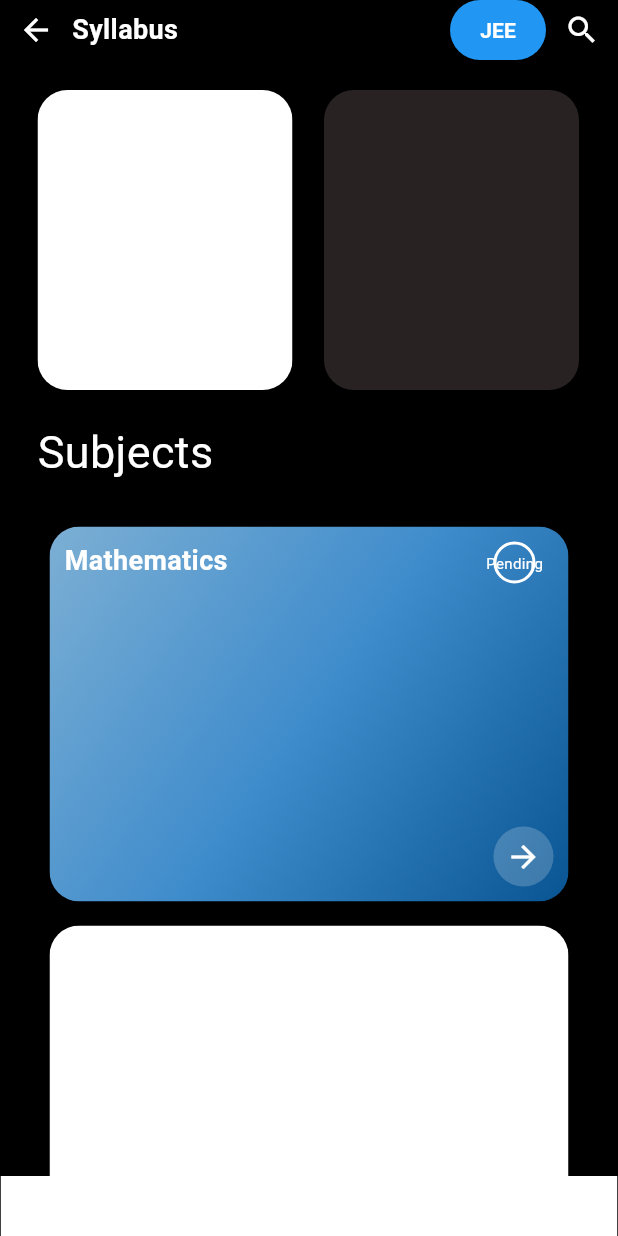
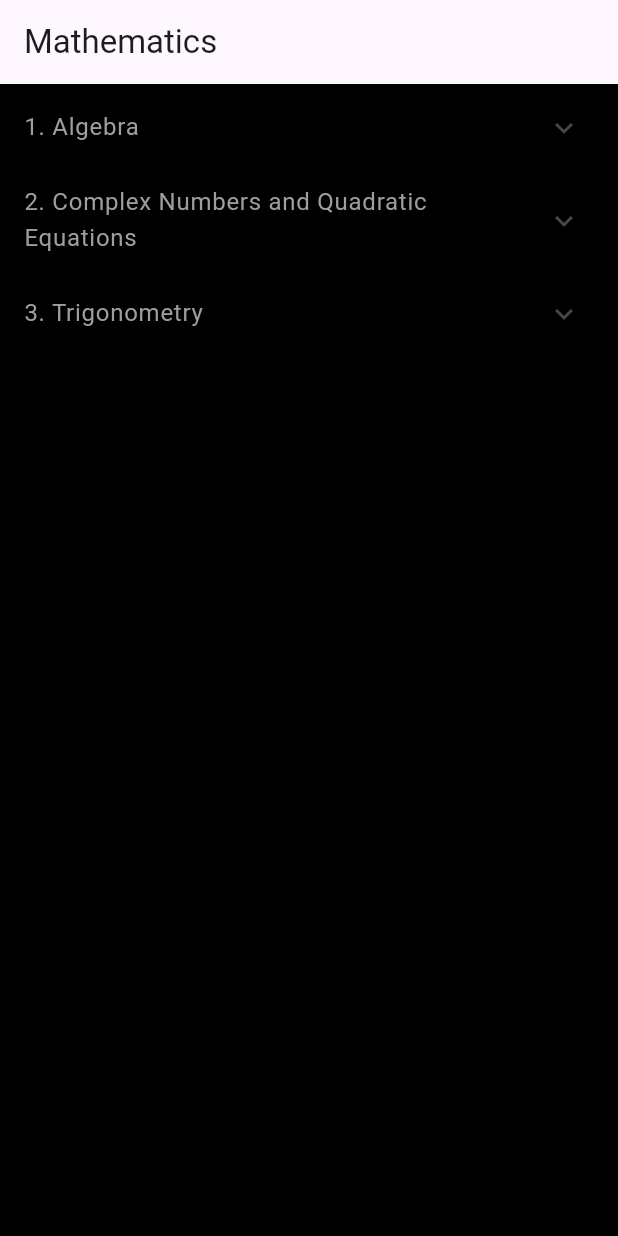
Before and after one commit to AKP2009/taskapp, a Flutter app: the screen it shows after launch, on a phone screen of 412 x 824 dp. Run offline on Flutter 3.47's test engine with Material 3 defaults, Android fonts, the phone set to English and light mode, and no system bars.

Commit message:
Specifc subject page

```diff
--- a/lib/home.dart
+++ b/lib/home.dart
@@ -1,16 +1,11 @@
-import 'dart:ui';
 import 'package:flutter/material.dart';
-import 'package:flutter/rendering.dart';
-import 'package:flutter/widgets.dart';
 
 class Homepage extends StatelessWidget {
   const Homepage({super.key});
 
   @override
   Widget build(context) {
-    return MaterialApp(
-      debugShowCheckedModeBanner: false,
-      home: Scaffold(
+    return Scaffold(
       backgroundColor: Colors.black,
       body: SafeArea(
         child: Column(
@@ -67,7 +62,8 @@ class Homepage extends StatelessWidget {
                   padding: const EdgeInsets.symmetric(horizontal: 25),
                   child: Column(
                     children: [
-                        const SizedBox(height: 20), // Add some space after the top container
+                      const SizedBox(
+                          height: 20), // Add some space after the top container
                       Row(
                         children: [
                           ClipRRect(
@@ -148,10 +144,11 @@ class Homepage extends StatelessWidget {
                                   top: 10,
                                   right: 10,
                                   child: Container(
-                                      padding: EdgeInsets.all(5),
+                                    padding: const EdgeInsets.all(5),
                                     decoration: BoxDecoration(
                                       shape: BoxShape.circle,
-                                        border: Border.all(color: Colors.white, width: 2),
+                                      border: Border.all(
+                                          color: Colors.white, width: 2),
                                     ),
                                     child: const Text(
                                       'Pending',
@@ -226,7 +223,6 @@ class Homepage extends StatelessWidget {
           ],
         ),
       ),
-      ),
     );
   }
 }
--- /dev/null
+++ b/lib/specific_subject_page.dart
@@ -0,0 +1,121 @@
+import 'package:flutter/material.dart';
+
+class SpecificSubjectPage extends StatefulWidget {
+  const SpecificSubjectPage({super.key});
+
+  @override
+  _SpecificSubjectPageState createState() => _SpecificSubjectPageState();
+}
+
+class _SpecificSubjectPageState extends State<SpecificSubjectPage> {
+  List<bool> initialState = [false, false, false, false];
+  Map<int, List> topic = {
+    1: ['Algebra'],
+    2: ['Complex Numbers and Quadratic Equations'],
+    3: ['Trigonometry'],
+  };
+  @override
+  Widget build(BuildContext context) {
+    return Scaffold(
+      backgroundColor: Colors.black,
+      appBar: AppBar(
+        title: const Text('Mathematics'),
+      ),
+      // make a expansion tile of each topic of the subject
+      body: ListView.builder(
+        itemCount: topic.length,
+        itemBuilder: (context, index) {
+          topic.values.toList()[index].addAll(initialState);
+          return createExpansionTile(index, topic.values.toList()[index]);
+        },
+      ),
+    );
+  }
+
+  Widget createExpansionTile(int index, List topic) {
+    return ExpansionTile(
+      title: Wrap(
+        children: [
+          Text(
+            "${index + 1}. ${topic[0]}",
+            style: const TextStyle(color: Colors.grey),
+          ),
+        ],
+      ),
+      children: <Widget>[
+        ListTile(
+          title: const Text(
+            'Lectures',
+            style: TextStyle(color: Colors.blue),
+          ),
+          onTap: () {
+            setState(() {
+              topic[1] = !topic[1];
+            });
+          },
+          trailing: Switch(
+              value: topic[1],
+              onChanged: (value) {
+                setState(() {
+                  topic[1] = value;
+                });
+              }),
+        ),
+        ListTile(
+          title: const Text(
+            'Notes',
+            style: TextStyle(color: Colors.blue),
+          ),
+          onTap: () {
+            setState(() {
+              topic[2] = !topic[2];
+            });
+          },
+          trailing: Switch(
+              value: topic[2],
+              onChanged: (value) {
+                setState(() {
+                  topic[2] = value;
+                });
+              }),
+        ),
+        ListTile(
+          title: const Text(
+            'Questions',
+            style: TextStyle(color: Colors.blue),
+          ),
+          onTap: () {
+            setState(() {
+              topic[3] = !topic[3];
+            });
+          },
+          trailing: Switch(
+              value: topic[3],
+              onChanged: (value) {
+                setState(() {
+                  topic[3] = value;
+                });
+              }),
+        ),
+        ListTile(
+          title: const Text(
+            'Test',
+            style: TextStyle(color: Colors.blue),
+          ),
+          onTap: () {
+            setState(() {
+              topic[4] = !topic[4];
+            });
+          },
+          trailing: Switch(
+              value: topic[4],
+              onChanged: (value) {
+                setState(() {
+                  topic[4] = value;
+                });
+              }),
+        ),
+      ],
+    );
+  }
+}
```
Also changed, not shown: lib/main.dart (+7 -2 lines), 1 other file. Lines whose indentation alone changed are shown as unchanged.
